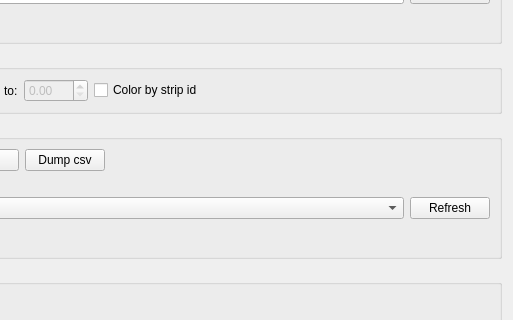
Above: pcplot/Ui_PcPlot.ui from SDFIdk/DHMQC before the change; both pictures show x 256 to 769 and y 184 to 504 of the 769 by 704 pixel window. Below: the same form after it.
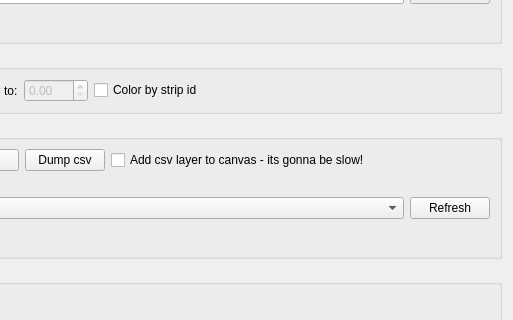
That is the form after the change.

```diff
--- a/pcplot/Ui_PcPlot.ui
+++ b/pcplot/Ui_PcPlot.ui
@@ -348,6 +348,13 @@
           </property>
          </widget>
         </item>
+        <item>
+         <widget class="QCheckBox" name="chb_add_csv">
+          <property name="text">
+           <string>Add csv layer to canvas - its gonna be slow!</string>
+          </property>
+         </widget>
+        </item>
         <item>
          <spacer name="horizontalSpacer_2">
           <property name="orientation">
```
